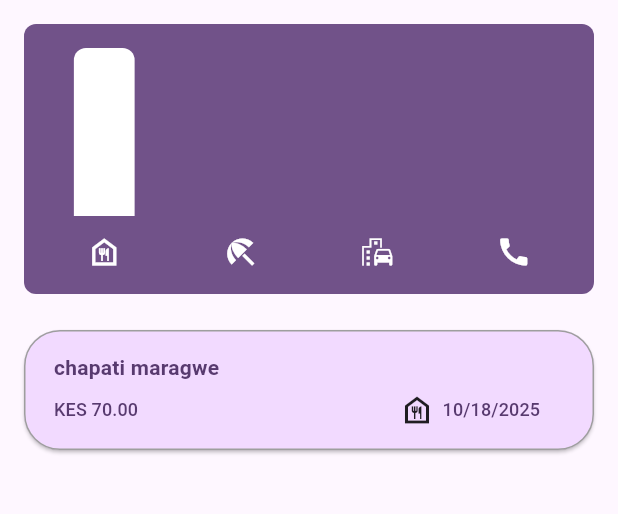
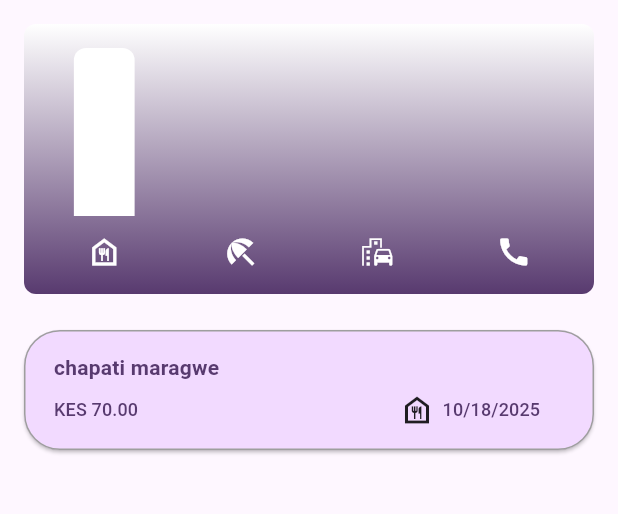
Before and after one commit to Muha06/Expense-Tracker, a Flutter app: the screen it shows after launch, on a phone screen of 412 x 824 dp, the part 84-598 px from its top. Run offline on Flutter 3.47's test engine with Material 3 defaults, Android fonts, the phone set to English and light mode, and no system bars.

Commit message:
added gradient on the chart, and fixed some small issues

```diff
--- a/lib/expenses.dart
+++ b/lib/expenses.dart
@@ -1,5 +1,4 @@
 import 'package:expense_tracker/widgets/chart/chart.dart';
-import 'package:expense_tracker/widgets/chart/chart_bar.dart';
 import 'package:expense_tracker/widgets/new_expense.dart';
 import 'package:flutter/material.dart';
 import 'package:expense_tracker/models/expense.dart';
@@ -65,8 +64,11 @@ class _ExpensesState extends State<Expenses> {
 
   @override
   Widget build(BuildContext context) {
-    Widget mainContent = const Center(
-      child: Text('No expenses added'),
+    Widget mainContent = Center(
+      child: Text(
+        'No expenses added',
+        style: Theme.of(context).textTheme.titleSmall,
+      ),
     );
     if (registeredExpenses.isEmpty) {
       mainContent;
--- a/lib/widgets/chart/chart.dart
+++ b/lib/widgets/chart/chart.dart
@@ -50,8 +50,8 @@ class Chart extends StatelessWidget {
         borderRadius: BorderRadius.circular(8),
         gradient: LinearGradient(
           colors: [
-            Theme.of(context).colorScheme.primary,
-            Theme.of(context).colorScheme.primary,
+            Theme.of(context).colorScheme.onPrimaryContainer,
+            Theme.of(context).colorScheme.onPrimary,
           ],
           begin: Alignment.bottomCenter,
           end: Alignment.topCenter,
```
